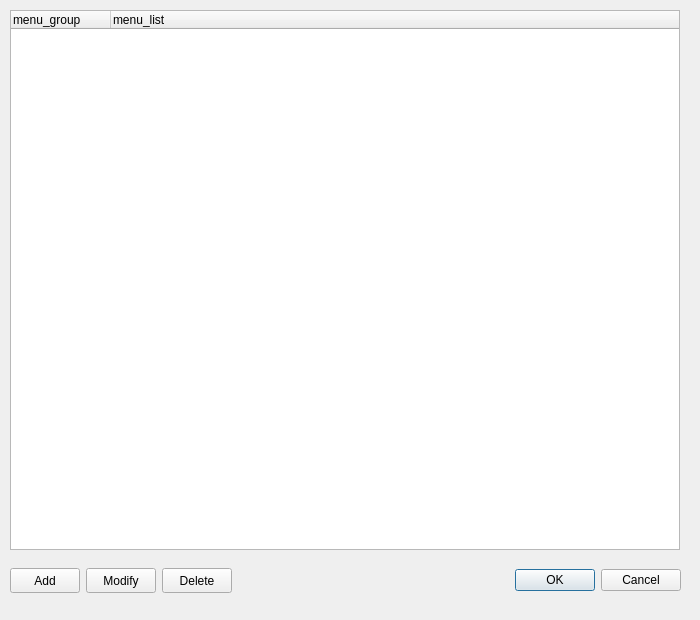
Old version of the form categoriesviewdialog.ui in the repository pgulyaev88/elpos.manager.
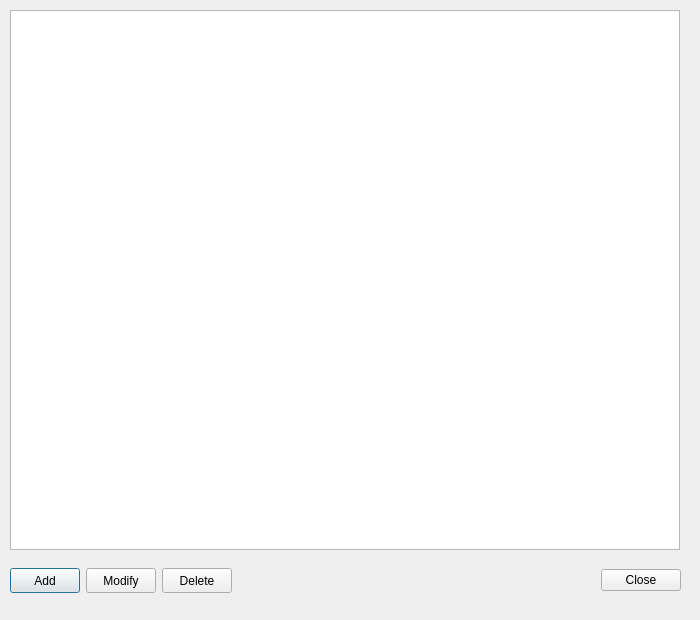
New version of the form.

```diff
--- a/categoriesviewdialog.ui
+++ b/categoriesviewdialog.ui
@@ -13,7 +13,7 @@
   <property name="windowTitle">
    <string>Dialog</string>
   </property>
-  <widget class="QTreeWidget" name="categoryDeletePushButtonTreeWidget">
+  <widget class="QTableView" name="categoryTableView">
    <property name="geometry">
     <rect>
      <x>10</x>
@@ -25,16 +25,6 @@
    <property name="lineWidth">
     <number>2</number>
    </property>
-   <column>
-    <property name="text">
-     <string>menu_group</string>
-    </property>
-   </column>
-   <column>
-    <property name="text">
-     <string>menu_list</string>
-    </property>
-   </column>
   </widget>
   <widget class="QWidget" name="horizontalLayoutWidget">
    <property name="geometry">
@@ -119,7 +109,7 @@
     <item>
      <widget class="QDialogButtonBox" name="categoryButtonBox">
       <property name="standardButtons">
-       <set>QDialogButtonBox::Cancel|QDialogButtonBox::Ok</set>
+       <set>QDialogButtonBox::Close</set>
       </property>
       <property name="centerButtons">
        <bool>false</bool>
```
Left out of the diff: 19 changed lines with no effect on the pictures.
